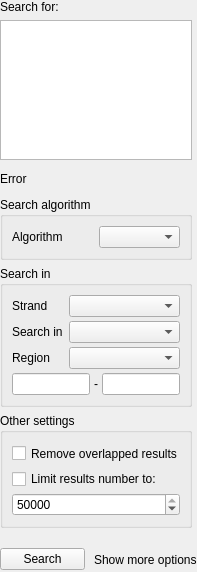
The window that src/corelibs/U2View/src/ov_sequence/find_pattern/ui/FindPatternForm.ui (violethaze74/ugene) describes before a commit, drawn with Qt 5.
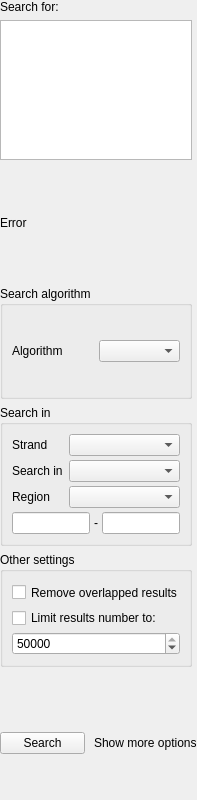
The same window after the commit.

Commit message: UGENE-392: Layout and other GUI improvements.

```diff
--- a/src/corelibs/U2View/src/ov_sequence/find_pattern/ui/FindPatternForm.ui
+++ b/src/corelibs/U2View/src/ov_sequence/find_pattern/ui/FindPatternForm.ui
@@ -7,13 +7,19 @@
     <x>0</x>
     <y>0</y>
     <width>197</width>
-    <height>572</height>
+    <height>800</height>
    </rect>
   </property>
+  <property name="sizePolicy">
+   <sizepolicy hsizetype="Preferred" vsizetype="Minimum">
+    <horstretch>0</horstretch>
+    <verstretch>0</verstretch>
+   </sizepolicy>
+  </property>
   <property name="minimumSize">
    <size>
     <width>0</width>
-    <height>100</height>
+    <height>800</height>
    </size>
   </property>
   <property name="windowTitle">
```
The commit also changes 5 other files.
